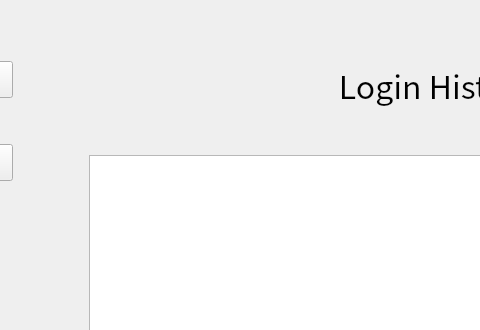
raphaeleg/COMP3278_G12, file ui_files/LoginHistory.ui: the form before one commit; both pictures show x 177 to 657 and y 0 to 330 of the 1024 by 768 pixel window.
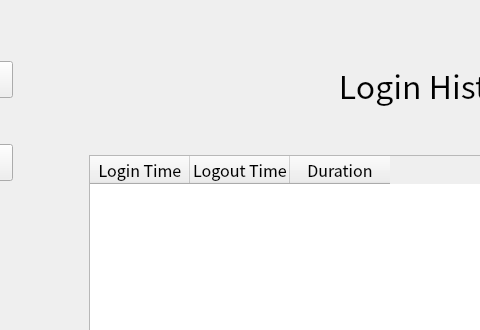
The form after the commit.

Commit message: Change to table from list

Diff of the .ui file:
```diff
--- a/ui_files/LoginHistory.ui
+++ b/ui_files/LoginHistory.ui
@@ -155,7 +155,29 @@
       </spacer>
      </item>
      <item>
-      <widget class="QListView" name="login_hostory_list_loginhistory"/>
+      <widget class="QTableWidget" name="login_hostory_table_loginhistory">
+        <property name="font">
+            <font>
+                <family>Noto Sans CJK HK</family>
+                <pointsize>12</pointsize>
+            </font>
+        </property>
+        <column>
+        <property name="text">
+         <string>Login Time</string>
+        </property>
+       </column>
+       <column>
+        <property name="text">
+         <string>Logout Time</string>
+        </property>
+       </column>
+       <column>
+        <property name="text">
+         <string>Duration</string>
+        </property>
+       </column>
+      </widget>
      </item>
     </layout>
    </item>
```
